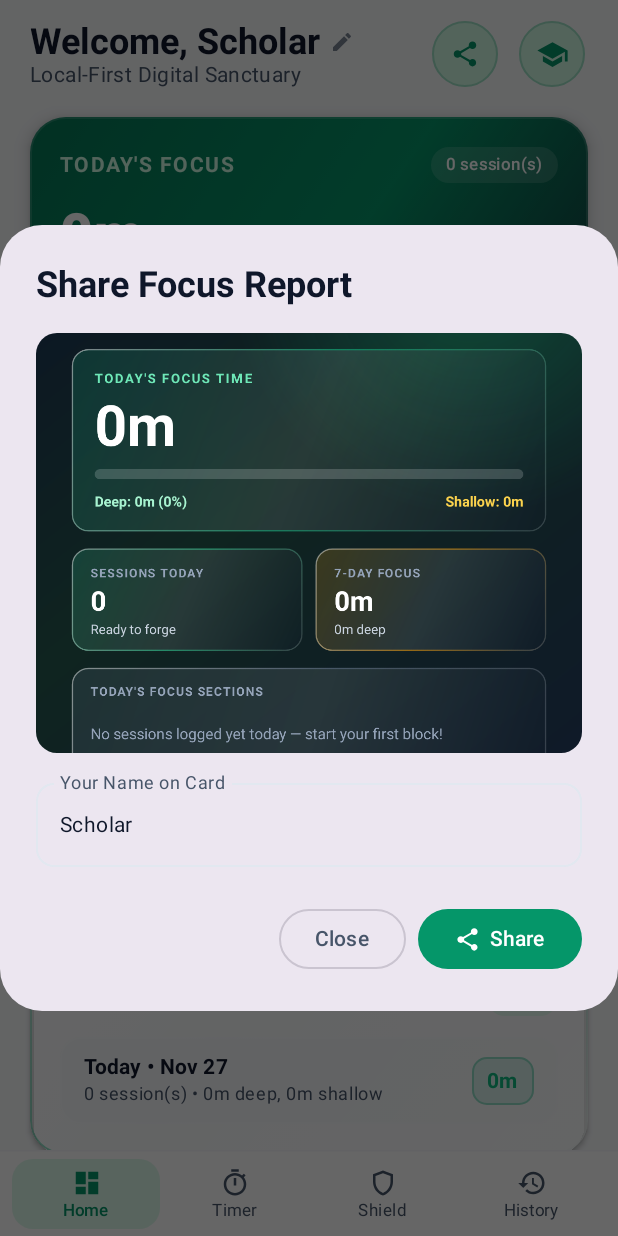
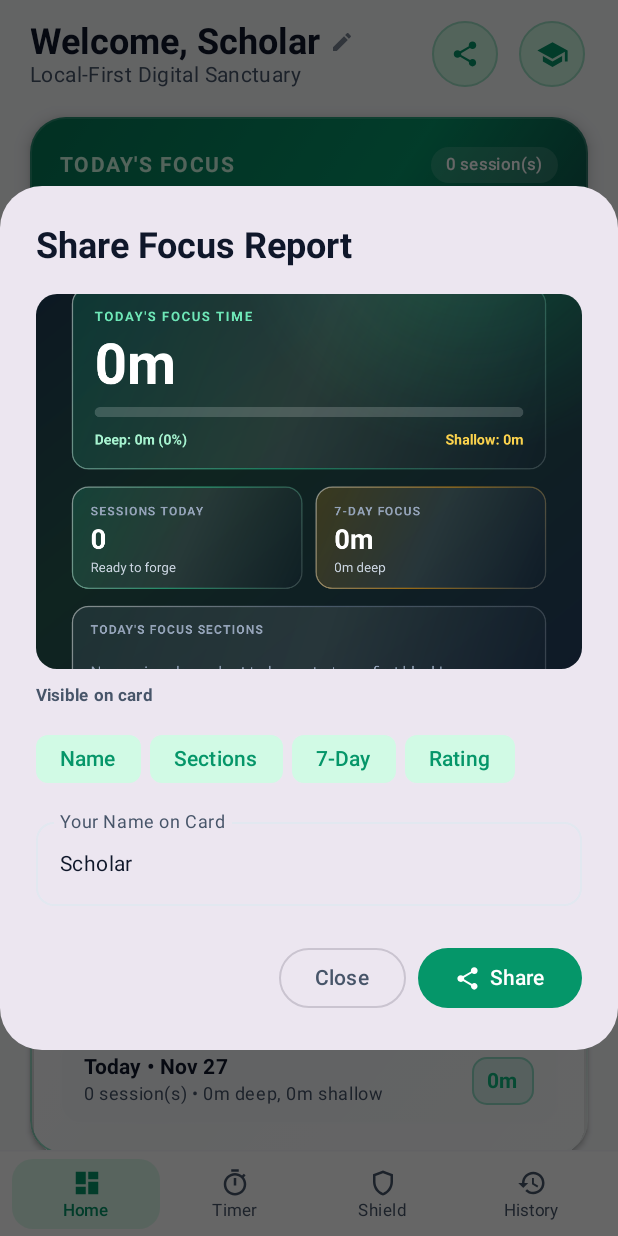
Before and after one commit to vijaytn-in008/FocusForge, an Android app built with Jetpack Compose: the screen it shows after launch (MainActivity), after a tap on "Share Focus Report", on a phone screen of 412 x 824 dp. Run offline under Robolectric (Android 15) with nearby library versions, the phone set to English and light mode, and no system bars; our stand-ins replace Dagger/Hilt's generated code, Room's generated code; 1 other tap on this screen came first.

Commit message:
feat: add share card privacy controls and app install link

```diff
--- a/app/src/main/java/com/focusforge/app/ui/home/HomeScreen.kt
+++ b/app/src/main/java/com/focusforge/app/ui/home/HomeScreen.kt
@@ -13,6 +13,8 @@ import androidx.compose.foundation.clickable
 import androidx.compose.foundation.layout.Arrangement
 import androidx.compose.foundation.layout.Box
 import androidx.compose.foundation.layout.Column
+import androidx.compose.foundation.layout.ExperimentalLayoutApi
+import androidx.compose.foundation.layout.FlowRow
 import androidx.compose.foundation.layout.PaddingValues
 import androidx.compose.foundation.layout.Row
 import androidx.compose.foundation.layout.Spacer
@@ -44,6 +46,8 @@ import androidx.compose.material.icons.filled.Star
 import androidx.compose.material3.AlertDialog
 import androidx.compose.material3.Button
 import androidx.compose.material3.ButtonDefaults
+import androidx.compose.material3.FilterChip
+import androidx.compose.material3.FilterChipDefaults
 import androidx.compose.material3.Icon
 import androidx.compose.material3.LinearProgressIndicator
 import androidx.compose.material3.MaterialTheme
@@ -87,6 +91,7 @@ import com.focusforge.app.ui.theme.Emerald600
 import com.focusforge.app.ui.theme.Emerald700
 import com.focusforge.app.ui.theme.Slate850
 import com.focusforge.app.util.FocusShareCardGenerator
+import com.focusforge.app.util.ShareCardOptions
 import com.focusforge.app.util.TimeUtils
 
 @Composable
@@ -530,8 +535,10 @@ fun HomeScreen(
 
     if (showSharePreview) {
         var shareName by remember(uiState.userName) { mutableStateOf(uiState.userName) }
+        var shareOptions by remember { mutableStateOf(ShareCardOptions()) }
         val previewBitmap = remember(
             shareName,
+            shareOptions,
             uiState.todayTotalMinutes,
             uiState.todayDeepMinutes,
             uiState.shallowMinutes,
@@ -549,7 +556,8 @@ fun HomeScreen(
                 deepWorkRatio = uiState.deepWorkRatio,
                 weekTotalMinutes = uiState.past7DaysTotalMinutes,
                 weekDeepMinutes = uiState.past7DaysDeepMinutes,
-                todaySessions = uiState.todaySessions
+                todaySessions = uiState.todaySessions,
+                options = shareOptions
             )
         }
 
@@ -557,16 +565,58 @@ fun HomeScreen(
             onDismissRequest = { showSharePreview = false },
             title = { Text("Share Focus Report", fontWeight = FontWeight.Bold) },
             text = {
-                Column(verticalArrangement = Arrangement.spacedBy(12.dp)) {
+                Column(verticalArrangement = Arrangement.spacedBy(10.dp)) {
                     Image(
                         bitmap = previewBitmap.asImageBitmap(),
                         contentDescription = "Focus Report Preview",
                         contentScale = ContentScale.FillWidth,
                         modifier = Modifier
                             .fillMaxWidth()
-                            .height(280.dp)
+                            .height(250.dp)
                             .clip(RoundedCornerShape(14.dp))
                     )
+                    Text(
+                        text = "Visible on card",
+                        style = MaterialTheme.typography.labelSmall,
+                        fontWeight = FontWeight.Bold,
+                        color = MaterialTheme.colorScheme.onSurfaceVariant
+                    )
+                    @OptIn(ExperimentalLayoutApi::class)
+                    FlowRow(
+                        modifier = Modifier.fillMaxWidth(),
+                        horizontalArrangement = Arrangement.spacedBy(6.dp),
+                        verticalArrangement = Arrangement.spacedBy(4.dp)
+                    ) {
+                        val chipColors = FilterChipDefaults.filterChipColors(
+                            selectedContainerColor = MaterialTheme.colorScheme.primaryContainer,
+                            selectedLabelColor = MaterialTheme.colorScheme.primary
+                        )
+                        FilterChip(
+                            selected = shareOptions.showName,
+                            onClick = { shareOptions = shareOptions.copy(showName = !shareOptions.showName) },
+                            label = { Text("Name") },
+                            colors = chipColors
+                        )
+                        FilterChip(
+                            selected = shareOptions.showSections,
+                            onClick = { shareOptions = shareOptions.copy(showSections = !shareOptions.showSections) },
+                            label = { Text("Sections") },
+                            colors = chipColors
+                        )
+                        FilterChip(
+                            selected = shareOptions.showWeeklyTotal,
+                            onClick = { shareOptions = shareOptions.copy(showWeeklyTotal = !shareOptions.showWeeklyTotal) },
+                            label = { Text("7-Day") },
+                            colors = chipColors
+                        )
+                        FilterChip(
+                            selected = shareOptions.showRating,
+                            onClick = { shareOptions = shareOptions.copy(showRating = !shareOptions.showRating) },
+                            label = { Text("Rating") },
+                            colors = chipColors
+                        )
+                    }
+                    if (shareOptions.showName) {
                         OutlinedTextField(
                             value = shareName,
                             onValueChange = { shareName = it },
@@ -576,6 +626,7 @@ fun HomeScreen(
                             shape = RoundedCornerShape(12.dp),
                             modifier = Modifier.fillMaxWidth()
                         )
+                    }
                 }
             },
             confirmButton = {
--- a/app/src/main/java/com/focusforge/app/util/FocusShareCardGenerator.kt
+++ b/app/src/main/java/com/focusforge/app/util/FocusShareCardGenerator.kt
@@ -22,11 +22,20 @@ import java.text.SimpleDateFormat
 import java.util.Date
 import java.util.Locale
 
+data class ShareCardOptions(
+    val showName: Boolean = true,
+    val showSections: Boolean = true,
+    val showWeeklyTotal: Boolean = true,
+    val showRating: Boolean = true
+)
+
 /**
  * Generates a high-resolution (1080x1350) social-ready FocusForge daily report card
  * with the app logo, user's name, daily focus time, Deep/Shallow split, and session highlights.
  */
 object FocusShareCardGenerator {
+
+    private const val APP_INSTALL_URL = "https://github.com/vijaytn-in008/FocusForge/releases"
 
     fun generateBitmap(
         context: Context,
@@ -37,7 +46,8 @@ object FocusShareCardGenerator {
         deepWorkRatio: Float,
         weekTotalMinutes: Int,
         weekDeepMinutes: Int,
-        todaySessions: List<Session>
+        todaySessions: List<Session>,
+        options: ShareCardOptions = ShareCardOptions()
     ): Bitmap {
         val width = 1080
         val height = 1350
@@ -118,7 +128,7 @@ object FocusShareCardGenerator {
         canvas.drawText(dateStr, pad + logoSize + 24f, 144f, subBrandPaint)
 
         // 3. User Name Headline
-        val displayUser = userName.trim()
+        val displayUser = if (options.showName) userName.trim() else ""
         val titleText = if (displayUser.isNotEmpty()) "$displayUser's Focus Report" else "Daily Focus Report"
         val headlinePaint = Paint(Paint.ANTI_ALIAS_FLAG).apply {
             color = Color.parseColor("#F8FAFC")
@@ -216,18 +226,24 @@ object FocusShareCardGenerator {
             textSize = 26f
         }
 
-        val avgRating = if (todaySessions.isNotEmpty()) {
-            String.format(Locale.getDefault(), "%.1f ★ avg focus", todaySessions.map { it.focusRating }.average())
-        } else {
-            "Ready to forge"
+        val avgRating = when {
+            !options.showRating -> "Completed blocks"
+            todaySessions.isNotEmpty() -> String.format(Locale.getDefault(), "%.1f ★ avg focus", todaySessions.map { it.focusRating }.average())
+            else -> "Ready to forge"
         }
         canvas.drawText("SESSIONS TODAY", leftStatRect.left + 36f, leftStatRect.top + 56f, statLabelPaint)
         canvas.drawText("${todaySessions.size}", leftStatRect.left + 36f, leftStatRect.top + 122f, statValPaint)
         canvas.drawText(avgRating, leftStatRect.left + 36f, leftStatRect.top + 168f, statSubPaint)
 
-        canvas.drawText("7-DAY FOCUS", rightStatRect.left + 36f, rightStatRect.top + 56f, statLabelPaint)
-        canvas.drawText(TimeUtils.formatMinutesToDuration(weekTotalMinutes), rightStatRect.left + 36f, rightStatRect.top + 122f, statValPaint)
-        canvas.drawText("${TimeUtils.formatMinutesToDuration(weekDeepMinutes)} deep", rightStatRect.left + 36f, rightStatRect.top + 168f, statSubPaint)
+        if (options.showWeeklyTotal) {
+            canvas.drawText("7-DAY FOCUS", rightStatRect.left + 36f, rightStatRect.top + 56f, statLabelPaint)
+            canvas.drawText(TimeUtils.formatMinutesToDuration(weekTotalMinutes), rightStatRect.left + 36f, rightStatRect.top + 122f, statValPaint)
+            canvas.drawText("${TimeUtils.formatMinutesToDuration(weekDeepMinutes)} deep", rightStatRect.left + 36f, rightStatRect.top + 168f, statSubPaint)
+        } else {
+            canvas.drawText("DEEP WORK RATIO", rightStatRect.left + 36f, rightStatRect.top + 56f, statLabelPaint)
+            canvas.drawText("${(clampedRatio * 100).toInt()}%", rightStatRect.left + 36f, rightStatRect.top + 122f, statValPaint)
+            canvas.drawText("of today's focus", rightStatRect.left + 36f, rightStatRect.top + 168f, statSubPaint)
+        }
 
         // 6. Session Highlights Card
         val listRect = RectF(pad, 922f, width - pad, 1220f)
@@ -235,7 +251,18 @@ object FocusShareCardGenerator {
         canvas.drawText("TODAY'S FOCUS SECTIONS", listRect.left + 36f, listRect.top + 54f, statLabelPaint)
 
         val topSessions = todaySessions.take(3)
-        if (topSessions.isEmpty()) {
+        if (!options.showSections) {
+            val privatePaint = Paint(Paint.ANTI_ALIAS_FLAG).apply {
+                color = Color.parseColor("#94A3B8")
+                textSize = 30f
+            }
+            canvas.drawText(
+                "Session subjects hidden • ${todaySessions.size} focus block(s) logged",
+                listRect.left + 36f,
+                listRect.top + 140f,
+                privatePaint
+            )
+        } else if (topSessions.isEmpty()) {
             val emptyPaint = Paint(Paint.ANTI_ALIAS_FLAG).apply {
                 color = Color.parseColor("#94A3B8")
                 textSize = 30f
@@ -266,13 +293,13 @@ object FocusShareCardGenerator {
             }
         }
 
-        // 7. Footer
+        // 7. Footer with App Install Link
         val footerPaint = Paint(Paint.ANTI_ALIAS_FLAG).apply {
-            color = Color.parseColor("#64748B")
+            color = Color.parseColor("#94A3B8")
             textSize = 24f
             textAlign = Paint.Align.CENTER
         }
-        canvas.drawText("Forged on-device with FocusForge • Digital Sanctuary", width / 2f, 1292f, footerPaint)
+        canvas.drawText("Get FocusForge • github.com/vijaytn-in008/FocusForge", width / 2f, 1292f, footerPaint)
 
         return bitmap
     }
@@ -319,7 +346,10 @@ object FocusShareCardGenerator {
         val shareIntent = Intent(Intent.ACTION_SEND).apply {
             type = "image/png"
             putExtra(Intent.EXTRA_STREAM, uri)
-            putExtra(Intent.EXTRA_TEXT, "My daily focus report from FocusForge!")
+            putExtra(
+                Intent.EXTRA_TEXT,
+                "Forged my focus today with FocusForge! Get the app here: $APP_INSTALL_URL"
+            )
             addFlags(Intent.FLAG_GRANT_READ_URI_PERMISSION)
         }
         context.startActivity(Intent.createChooser(shareIntent, "Share Focus Report"))
```
Lines whose indentation alone changed are shown as unchanged.
